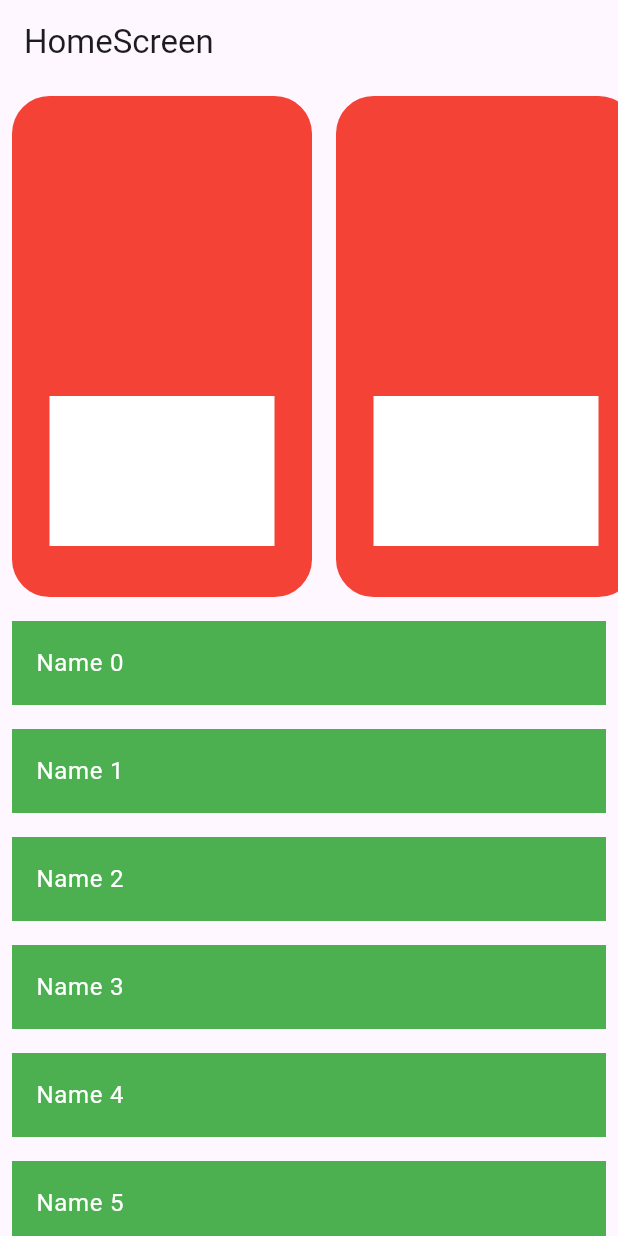
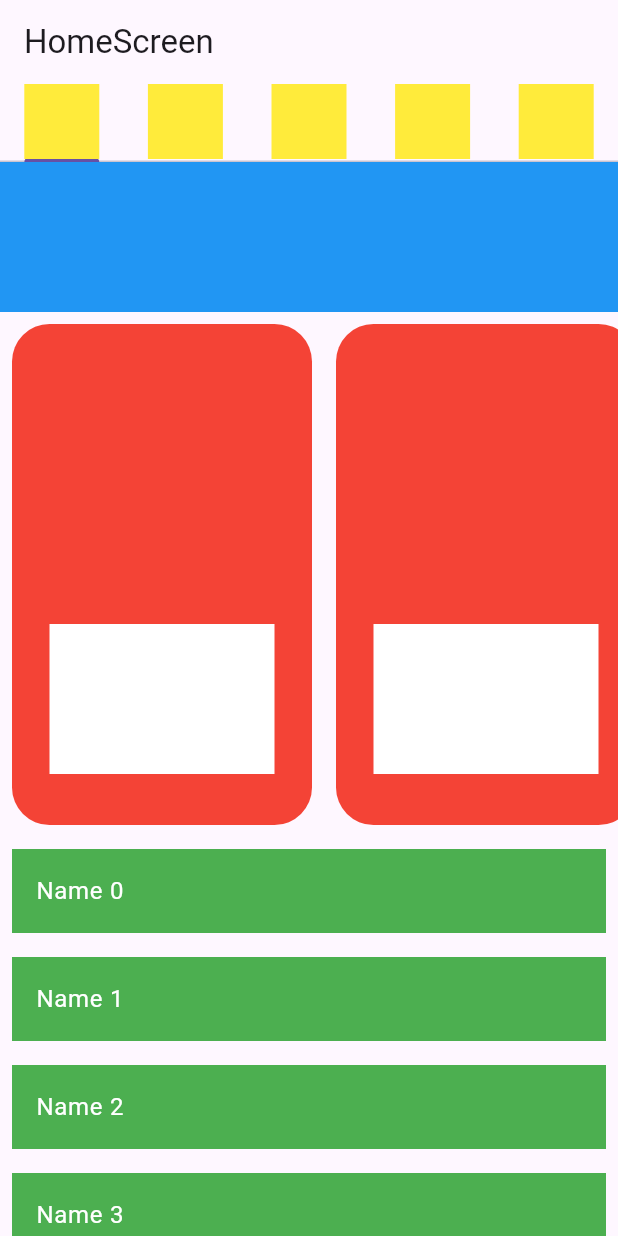
Before and after one commit to sanjay-padanilam/full_version_newsapp, a Flutter app: the screen it shows after launch, on a phone screen of 412 x 824 dp. Run offline on Flutter 3.47's test engine with Material 3 defaults, Android fonts, the light colour scheme and no system bars.

Commit message:
ui edited

```diff
--- a/lib/view/home_screen/Home_screen.dart
+++ b/lib/view/home_screen/Home_screen.dart
@@ -12,11 +12,33 @@ class HomeScreen extends StatelessWidget {
       body: SingleChildScrollView(
         child: Column(
           children: [
+            DefaultTabController(
+                length: 5,
+                child: TabBar(
+                  tabs: List.generate(
+                    5,
+                    (index) => Container(
+                      height: 50,
+                      width: 50,
+                      color: Colors.yellow,
+                    ),
+                  ),
+                )),
+
+            headding_Section(),
             topsontainer_section(), // Fixed top section
             second_containersection(),
           ],
         ),
       ),
+    );
+  }
+
+  Container headding_Section() {
+    return Container(
+      height: 100,
+      width: double.infinity,
+      color: Colors.blue,
     );
   }
 
@@ -40,7 +62,6 @@ class HomeScreen extends StatelessWidget {
     );
   }
 
-  // Top section container
   Container topsontainer_section() {
     return Container(
       height: 350, // Adjust height based on your needs
```
